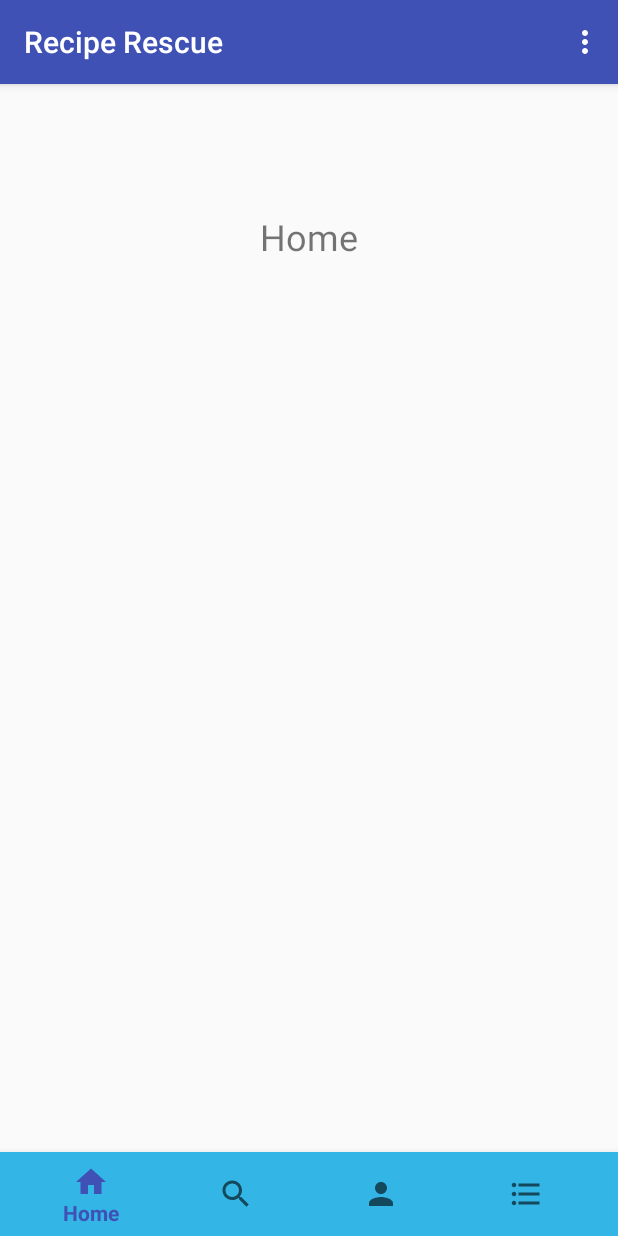
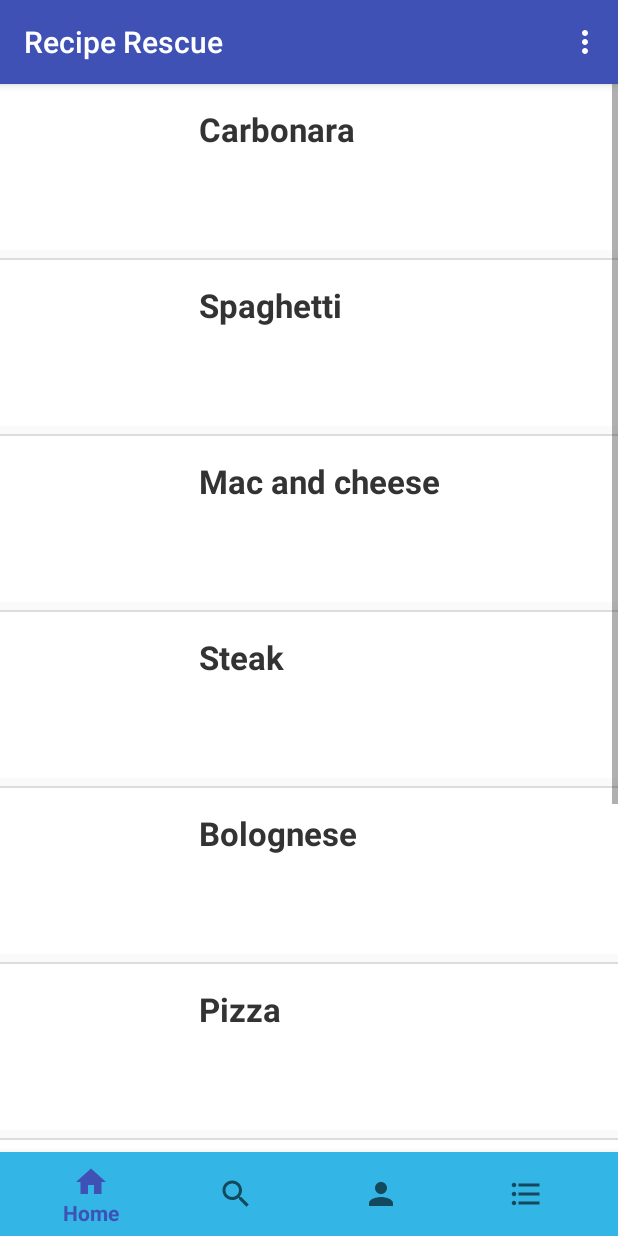
Before and after one commit to Gerato25/SDP-FoodApplication, an Android app: the HomeFragment screen opened directly, with no data from a screen before it, on a phone screen of 412 x 824 dp. Run offline under Robolectric (Android 15) with nearby library versions, the phone set to English and light mode, and no system bars; our stand-ins replace Firebase (no records; nobody signed in at launch, a user with empty details on screens opened directly); Roboto replaces fonts that are not available here.

Commit message:
commit
committing to pull master

```diff
--- a/app/src/main/java/com/nickhe/reciperescue/HomeFragment.java
+++ b/app/src/main/java/com/nickhe/reciperescue/HomeFragment.java
@@ -14,7 +14,9 @@ import android.view.MenuInflater;
 import android.view.MenuItem;
 import android.view.View;
 import android.view.ViewGroup;
+import android.widget.ArrayAdapter;
 import android.widget.Button;
+import android.widget.ListView;
 import android.widget.Toast;
 
 import com.google.firebase.auth.FirebaseAuth;
@@ -36,7 +38,32 @@ public class HomeFragment extends Fragment{
     public View onCreateView(LayoutInflater inflater, ViewGroup container,
                              Bundle savedInstanceState) {
 
-        return inflater.inflate(R.layout.fragment_home, container, false);
+        View view = inflater.inflate(R.layout.fragment_home, container, false);
+
+        String [] menuItems = {
+                "Carbonara",
+                "Spaghetti",
+                "Mac and cheese",
+                "Steak",
+                "Bolognese",
+                "Pizza",
+                "Calzone",
+                "Fried rice",
+                "Chow mein"};
+
+        ListView listView = (ListView) view.findViewById(R.id.homeListView);
+
+        ArrayAdapter<String> listViewAdapter = new ArrayAdapter<String>(
+                getActivity(),
+                R.layout.listview_layout,
+                R.id.recipeName,
+                menuItems
+                //WE can change the 4th argument to be taken from the DB
+        );
+
+        listView.setAdapter(listViewAdapter);
+
+        return view;
     }
 
 }
--- a/app/src/main/java/com/nickhe/reciperescue/Recipe.java
+++ b/app/src/main/java/com/nickhe/reciperescue/Recipe.java
@@ -5,7 +5,7 @@ public class Recipe {
     private String recipeDescription;
     private String[] recipeIngredients;
     private String recipePublisher;
-    //   private Image[] recImageArray;
+    //   private Image[] recipeImageArray;
     private String recipeInstruction;
     private Rating recipeRating;
 
--- a/app/src/main/res/layout/activity_main_menu.xml
+++ b/app/src/main/res/layout/activity_main_menu.xml
@@ -4,7 +4,8 @@
     xmlns:tools="http://schemas.android.com/tools"
     android:layout_width="match_parent"
     android:layout_height="match_parent"
-    tools:context=".MainMenuActivity">
+    tools:context=".MainMenuActivity">>
+
 
     <android.support.design.widget.BottomNavigationView
         android:id="@+id/bottomNavigationView"
--- a/app/src/main/res/layout/fragment_home.xml
+++ b/app/src/main/res/layout/fragment_home.xml
@@ -8,12 +8,17 @@
 
     <!-- TODO: Update blank fragment layout -->
 
-    <TextView
+   <TextView
         android:id="@+id/textView"
         android:layout_width="match_parent"
-        android:layout_height="204dp"
+        android:layout_height="136dp"
         android:gravity="center"
         android:text="@string/title_home"
         android:textSize="24sp" />
+    <ListView
+        android:id="@+id/homeListView"
+        android:layout_width="match_parent"
+        android:layout_height="match_parent"
+        android:gravity="center"/>
 
 </FrameLayout>
--- /dev/null
+++ b/app/src/main/res/layout/listview_layout.xml
@@ -0,0 +1,55 @@
+<?xml version="1.0" encoding="utf-8"?>
+<LinearLayout xmlns:android="http://schemas.android.com/apk/res/android"
+    android:layout_width="match_parent"
+    android:layout_height="match_parent">
+
+    <RelativeLayout
+        android:layout_width="match_parent"
+        android:layout_height="wrap_content"
+        android:layout_marginBottom="5dp"
+        android:background="#ffffff"
+        android:padding="15dp">
+
+        <ImageView
+            android:id="@+id/imageView"
+            android:layout_width="80dp"
+            android:layout_height="80dp"
+            android:layout_weight="0.11" />
+
+
+        <TextView
+            android:id="@+id/recipeName"
+            android:layout_width="wrap_content"
+            android:layout_height="wrap_content"
+            android:layout_alignParentStart="true"
+            android:layout_alignTop="@+id/imageView"
+            android:layout_marginStart="117dp"
+            android:textColor="#333"
+            android:textSize="22dp"
+            android:textStyle="bold" />
+
+        <TextView
+            android:id="@+id/recipeDescription"
+            android:layout_width="wrap_content"
+            android:layout_height="wrap_content"
+            android:layout_below="@+id/recipeName"
+            android:layout_toEndOf="@+id/imageView"
+            android:layout_alignTop="@+id/imageView"
+            android:layout_marginStart="117dp"
+            android:textColor="#333"
+            android:textSize="22dp"
+            android:textStyle="bold" />
+
+        <!--  <RatingBar
+              android:id="@+id/ratingBar6"
+              android:layout_width="151dp"
+              android:layout_height="32dp"
+              android:layout_alignBottom="@+id/imageView"
+              android:layout_centerHorizontal="true"
+              android:layout_weight="1"
+              android:scaleX="20"
+              android:scaleY="80"/>-->
+
+    </RelativeLayout>
+
+</LinearLayout>
```
Also changed, not shown: 1 other file.
